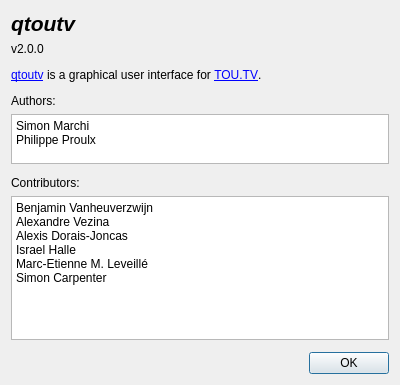
bvanheu/pytoutv, file toutvqt/dat/ui/about_dialog.ui: the form before one commit.
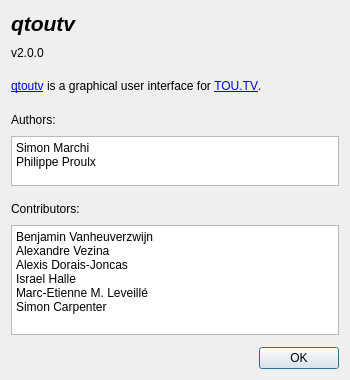
The form after the commit.

Commit message: Qt: improve about dialog dimensions

The edit to the form file:
```diff
--- a/toutvqt/dat/ui/about_dialog.ui
+++ b/toutvqt/dat/ui/about_dialog.ui
@@ -2,30 +2,16 @@
 <ui version="4.0">
  <class>about_dialog</class>
  <widget class="QDialog" name="about_dialog">
-  <property name="geometry">
-   <rect>
-    <x>0</x>
-    <y>0</y>
-    <width>400</width>
-    <height>385</height>
-   </rect>
-  </property>
-  <property name="sizePolicy">
-   <sizepolicy hsizetype="Minimum" vsizetype="Preferred">
-    <horstretch>0</horstretch>
-    <verstretch>0</verstretch>
-   </sizepolicy>
-  </property>
   <property name="minimumSize">
    <size>
-    <width>400</width>
-    <height>0</height>
+    <width>350</width>
+    <height>380</height>
    </size>
   </property>
   <property name="maximumSize">
    <size>
-    <width>400</width>
-    <height>16777215</height>
+    <width>350</width>
+    <height>380</height>
    </size>
   </property>
   <property name="windowTitle">
@@ -163,6 +149,12 @@
        <verstretch>0</verstretch>
       </sizepolicy>
      </property>
+     <property name="maximumSize">
+      <size>
+       <width>16777215</width>
+       <height>110</height>
+      </size>
+     </property>
      <property name="undoRedoEnabled">
       <bool>false</bool>
      </property>
```
